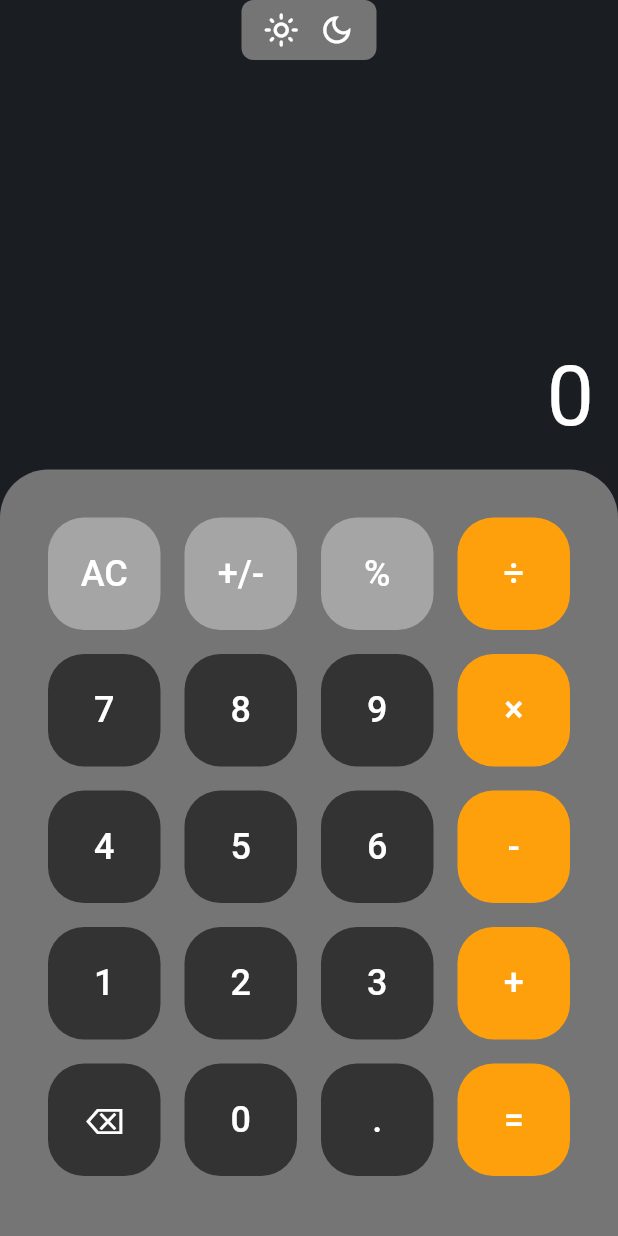
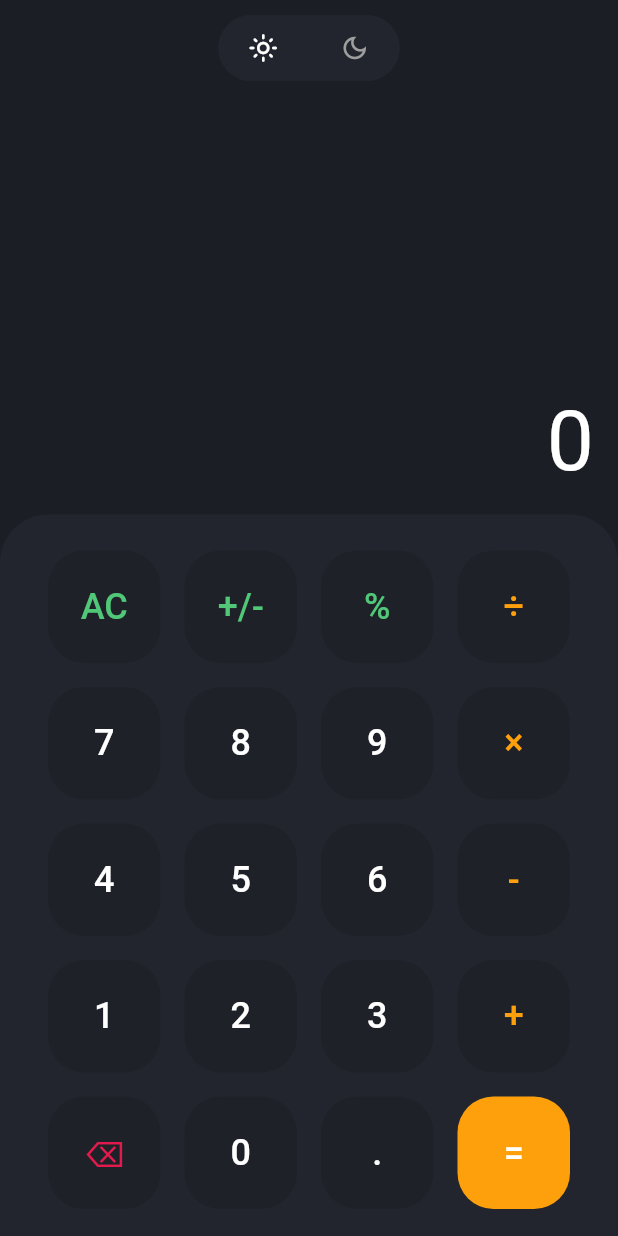
Before and after one commit to AghaDurrezKhan/flutter-calculator-app, a Flutter app: the screen it shows after launch, on a phone screen of 412 x 824 dp. Run offline on Flutter 3.47's test engine with Material 2 defaults, Android fonts, the phone set to English and light mode, and no system bars; drawn by our look-alikes of toggle_switch; our stand-ins replace math_expressions, velocity_x.

Commit message:
add day/night theme switch button, UI improvements

```diff
--- a/lib/components/button.dart
+++ b/lib/components/button.dart
@@ -3,11 +3,13 @@ import 'package:flutter/material.dart';
 class MyCustomButton extends StatelessWidget {
   MyCustomButton(
       {required this.buttonText,
-      this.color = const Color(0xFF333333),
+      this.buttonColor = const Color.fromARGB(255, 31, 33, 41),
+      this.textColor = const Color(0xFFFFFFFF),
       this.onPressed});
 
   final String buttonText;
-  final Color color;
+  final Color textColor;
+  final Color buttonColor;
   final Function()? onPressed;
 
   @override
@@ -18,7 +20,7 @@ class MyCustomButton extends StatelessWidget {
       child: MaterialButton(
         elevation: 0,
         padding: EdgeInsets.zero,
-        color: color,
+        color: buttonColor,
         shape: RoundedRectangleBorder(
           borderRadius: BorderRadius.circular(24),
         ),
@@ -26,7 +28,7 @@ class MyCustomButton extends StatelessWidget {
         child: Center(
             child: Text(
           buttonText,
-          style: const TextStyle(color: Colors.white, fontSize: 24),
+          style: TextStyle(color: textColor, fontSize: 24),
         )),
       ),
     );
--- a/lib/components/button_container.dart
+++ b/lib/components/button_container.dart
@@ -51,20 +51,21 @@ class _DisplayWithButtonsContainerState
         displayValue.text.xl6.align(TextAlign.end).make().p(16),
         Container(
           decoration: BoxDecoration(
-            color: Colors.grey.shade600,
+            color: Theme.of(context).colorScheme.background,
             borderRadius: const BorderRadius.only(
               topRight: Radius.circular(32),
               topLeft: Radius.circular(32),
             ),
           ),
           child: Padding(
-            padding: const EdgeInsets.all(32),
+            padding:
+                const EdgeInsets.only(left: 32, top: 24, right: 32, bottom: 10),
             child: Column(children: [
               Row(
                 mainAxisAlignment: MainAxisAlignment.spaceBetween,
                 children: [
                   MyCustomButton(
-                    color: Theme.of(context).colorScheme.surface,
+                    textColor: Theme.of(context).colorScheme.secondary,
                     buttonText: 'AC',
                     onPressed: () {
                       setState(() {
@@ -74,17 +75,17 @@ class _DisplayWithButtonsContainerState
                     },
                   ),
                   MyCustomButton(
-                    color: Theme.of(context).colorScheme.surface,
+                    textColor: Theme.of(context).colorScheme.secondary,
                     buttonText: '+/-',
                     onPressed: () {},
                   ),
                   MyCustomButton(
-                    color: Theme.of(context).colorScheme.surface,
+                    textColor: Theme.of(context).colorScheme.secondary,
                     buttonText: '%',
                     onPressed: () {},
                   ),
                   MyCustomButton(
-                    color: Theme.of(context).colorScheme.secondary,
+                    textColor: Theme.of(context).colorScheme.primary,
                     buttonText: '÷',
                     onPressed: () {
                       _updateExpressionByAddingValue('/', valueToShow: '÷');
@@ -114,7 +115,7 @@ class _DisplayWithButtonsContainerState
                     },
                   ),
                   MyCustomButton(
-                    color: Theme.of(context).colorScheme.secondary,
+                    textColor: Theme.of(context).colorScheme.primary,
                     buttonText: '×',
                     onPressed: () {
                       _updateExpressionByAddingValue('*', valueToShow: '×');
@@ -144,7 +145,7 @@ class _DisplayWithButtonsContainerState
                     },
                   ),
                   MyCustomButton(
-                    color: Theme.of(context).colorScheme.secondary,
+                    textColor: Theme.of(context).colorScheme.primary,
                     buttonText: '-',
                     onPressed: () {
                       _updateExpressionByAddingValue('-');
@@ -174,7 +175,7 @@ class _DisplayWithButtonsContainerState
                     },
                   ),
                   MyCustomButton(
-                    color: Theme.of(context).colorScheme.secondary,
+                    textColor: Theme.of(context).colorScheme.primary,
                     buttonText: '+',
                     onPressed: () {
                       _updateExpressionByAddingValue('+');
@@ -186,6 +187,7 @@ class _DisplayWithButtonsContainerState
                 mainAxisAlignment: MainAxisAlignment.spaceBetween,
                 children: [
                   MyCustomButton(
+                      textColor: const Color(0xFFe51a4c),
                       buttonText: '⌫',
                       onPressed: () {
                         setState(() {
@@ -208,7 +210,7 @@ class _DisplayWithButtonsContainerState
                     },
                   ),
                   MyCustomButton(
-                    color: Theme.of(context).colorScheme.secondary,
+                    buttonColor: Theme.of(context).colorScheme.primary,
                     buttonText: '=',
                     onPressed: () {
                       evaluate();
--- /dev/null
+++ b/lib/components/theme_switch.dart
@@ -0,0 +1,29 @@
+import 'package:flutter/material.dart';
+import 'package:toggle_switch/toggle_switch.dart';
+
+class ThemeSwitch extends StatefulWidget {
+  const ThemeSwitch({Key? key}) : super(key: key);
+
+  @override
+  State<ThemeSwitch> createState() => _MyWidgetState();
+}
+
+class _MyWidgetState extends State<ThemeSwitch> {
+  @override
+  Widget build(BuildContext context) {
+    return Center(
+      child: ToggleSwitch(
+        minHeight: 44,
+        minWidth: 60,
+        totalSwitches: 2,
+        inactiveFgColor: Colors.grey,
+        activeFgColor: Colors.white,
+        inactiveBgColor: const Color.fromARGB(255, 35, 37, 46),
+        activeBgColor: const [Color.fromARGB(255, 35, 37, 46)],
+        cornerRadius: 32,
+        icons: const [Icons.light_mode_outlined, Icons.dark_mode_outlined],
+        iconSize: 20,
+      ),
+    );
+  }
+}
--- a/lib/main.dart
+++ b/lib/main.dart
@@ -2,34 +2,53 @@ import 'package:flutter/material.dart';
 import 'package:my_calculator/pages/home.dart';
 
 void main() {
-  runApp(const MyCalculator());
+  runApp(MyCalculator());
 }
 
 class MyCalculator extends StatelessWidget {
-  const MyCalculator({Key? key}) : super(key: key);
+  MyCalculator({Key? key}) : super(key: key);
 
   @override
   Widget build(BuildContext context) {
     return MaterialApp(
       title: 'Calculator',
       debugShowCheckedModeBanner: false,
-      theme: ThemeData(
-        primaryColor: const Color(0xFF333333),
+      theme: _darkTheme,
+      home: const HomePage(),
+    );
+  }
+
+  final ThemeData _lightTheme = ThemeData(
+    primaryColor: Colors.white,
     colorScheme: const ColorScheme(
-          brightness: Brightness.dark,
-          secondary: Color(0xFFfea00c),
-          primary: Color(0xFFEF5DA8),
+      brightness: Brightness.light,
+      primary: Color(0xFFFEA00C),
       onPrimary: Colors.white,
+      secondary: Color(0xFF50C878),
       onSecondary: Colors.white,
       error: Color(0xFFDC4F42),
       onError: Colors.white,
-          background: Color(0xFF1A1D21),
+      background: Color(0xFF1C1E25),
       onBackground: Colors.white,
-          surface: Color(0xFFa5a5a5),
-          onSurface: Color(0xFF070707),
+      surface: Colors.white,
+      onSurface: Colors.white,
     ),
+  );
+
+  final ThemeData _darkTheme = ThemeData(
+    primaryColor: const Color(0xFF1C1E25),
+    colorScheme: const ColorScheme(
+      brightness: Brightness.dark,
+      primary: Color(0xFFFEA00C),
+      onPrimary: Color(0xFF1C1E25),
+      secondary: Color(0xFF50C878),
+      onSecondary: Color(0xFF1C1E25),
+      error: Color(0xFFDC4F42),
+      onError: Color(0xFF1C1E25),
+      background: Color(0xFF23252E),
+      onBackground: Color(0xFF1C1E25),
+      surface: Color(0xFF1C1E25),
+      onSurface: Color(0xFF1C1E25),
     ),
-      home: const HomePage(),
   );
 }
-}
--- a/lib/pages/home.dart
+++ b/lib/pages/home.dart
@@ -1,4 +1,6 @@
 import 'package:flutter/material.dart';
+import 'package:my_calculator/components/theme_switch.dart';
+import 'package:velocity_x/velocity_x.dart';
 
 import '../components/button_container.dart';
 
@@ -13,38 +15,18 @@ class _HomePageState extends State<HomePage> {
   @override
   Widget build(BuildContext context) {
     return Scaffold(
-      backgroundColor: Theme.of(context).colorScheme.background,
+      backgroundColor: Theme.of(context).colorScheme.surface,
       body: SafeArea(
         bottom: false,
         child: Column(
-          children: [
-            _topIconsContainer(),
-            const Spacer(),
-            const DisplayWithButtonsContainer(),
+          children: const [
+            HeightBox(10),
+            ThemeSwitch(),
+            Spacer(),
+            DisplayWithButtonsContainer(),
           ],
         ),
       ),
     );
   }
-
-  Widget _topIconsContainer() {
-    return Center(
-      child: Container(
-        height: 40,
-        width: 90,
-        decoration: BoxDecoration(
-            color: Colors.grey.shade600,
-            borderRadius: BorderRadius.circular(8)),
-        child: Padding(
-          padding: const EdgeInsets.all(8),
-          child: Row(
-              mainAxisAlignment: MainAxisAlignment.spaceAround,
-              children: const [
-                Icon(Icons.light_mode_outlined),
-                Icon(Icons.dark_mode_outlined),
-              ]),
-        ),
-      ),
-    );
-  }
 }
--- a/pubspec.yaml
+++ b/pubspec.yaml
@@ -13,6 +13,7 @@ dependencies:
   cupertino_icons: ^1.0.2
   velocity_x: ^3.5.1
   math_expressions: ^2.3.1
+  toggle_switch: ^2.0.1
 
 dev_dependencies:
   flutter_test:
```
Also changed, not shown: pubspec.lock, 1 other file. Lines whose indentation alone changed are shown as unchanged.
